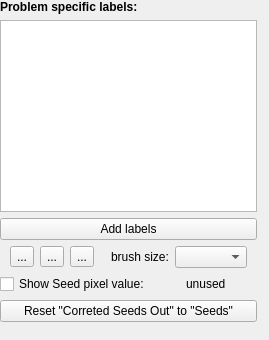
Old version of the form ilastik/applets/watershedLabeling/watershedLabelingDrawer.ui in the repository ilastik/ilastik.
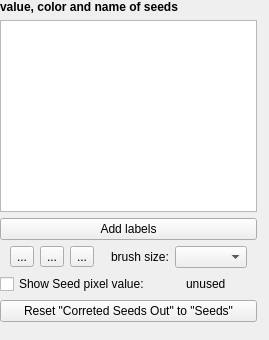
New version of the form. Custom widgets are drawn as their Qt base class.

Commit message: ColorProblem solved; labels adding and deleting works fine except; if label 1 deleted, label 2 remains value 2, but new things drawn with label 2 have value 1

Diff of the .ui file:
```diff
--- a/ilastik/applets/watershedLabeling/watershedLabelingDrawer.ui
+++ b/ilastik/applets/watershedLabeling/watershedLabelingDrawer.ui
@@ -55,7 +55,7 @@
         </sizepolicy>
        </property>
        <property name="text">
-        <string>&lt;b&gt;Problem specific labels:&lt;/b&gt;</string>
+        <string>&lt;html&gt;&lt;head/&gt;&lt;body&gt;&lt;p&gt;&lt;span style=&quot; font-weight:600;&quot;&gt;value, color and name of seeds&lt;/span&gt;&lt;/p&gt;&lt;/body&gt;&lt;/html&gt;</string>
        </property>
       </widget>
      </item>
```
The commit also changes 7 other files.
